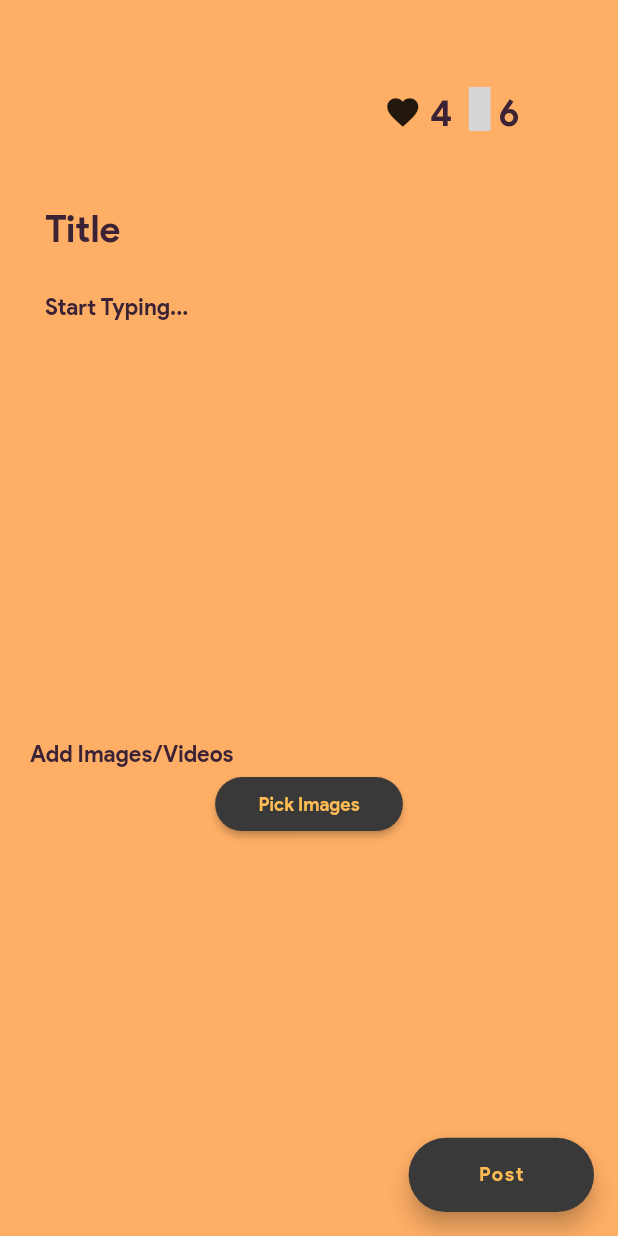
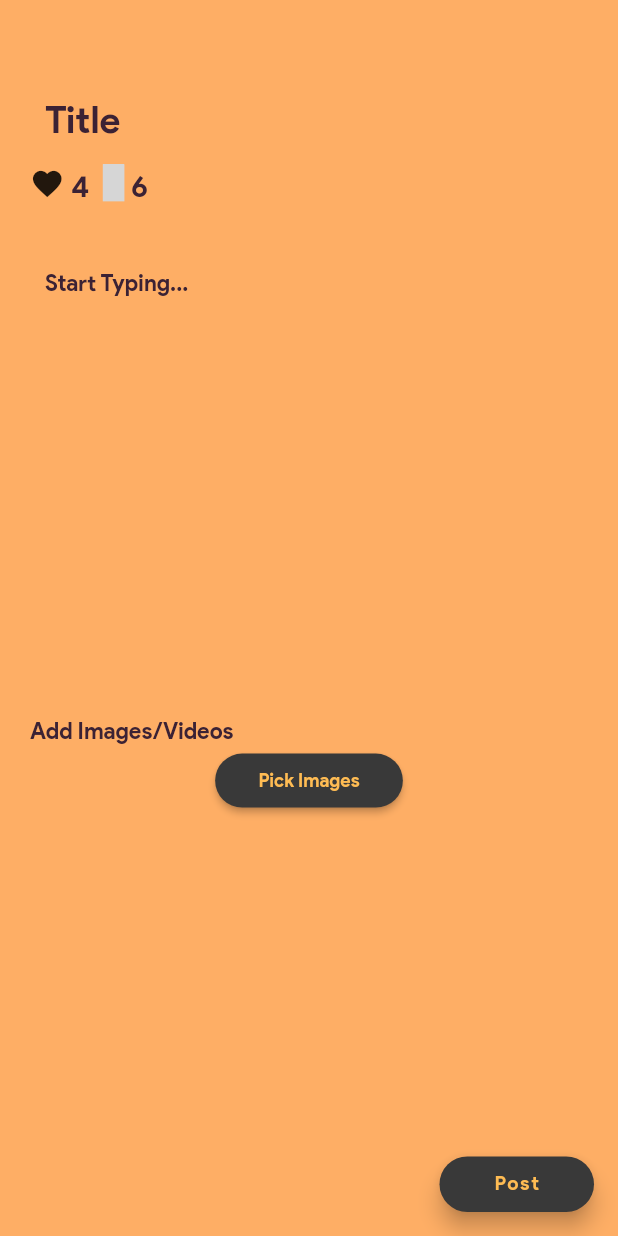
Before and after one commit to We-Equals-Awesome/Corporators_Frontend, a Flutter app: the WallFeedUpdated screen opened directly, on a phone screen of 412 x 824 dp. Run offline on Flutter 3.47's test engine with Material 2 defaults, Android fonts, the phone set to English and light mode, and no system bars; our stand-ins replace bottom_navy_bar, flutter_svg, google_maps_flutter, image_picker, permission_handler; missing offline and left inert: geocoder, multi_image_picker; grey boxes are pictures that could not be loaded.

Commit message:
Resolving issues

```diff
--- a/lib/Screens/Admin/wall_feed_updated.dart
+++ b/lib/Screens/Admin/wall_feed_updated.dart
@@ -50,9 +50,7 @@ class _WallFeedUpdatedState extends State<WallFeedUpdated> {
     return Padding(
       padding: const EdgeInsets.only(top: 10),
       child: Container(
-        height: s == 'Title'
-            ? MediaQuery.of(context).size.height * 0.07
-            : MediaQuery.of(context).size.height * 0.35,
+        height: s == 'Title' ? 40 : MediaQuery.of(context).size.height * 0.35,
         child: TextFormField(
           onEditingComplete: () {
             FocusScope.of(context).nextFocus();
@@ -60,7 +58,7 @@ class _WallFeedUpdatedState extends State<WallFeedUpdated> {
           style: s == 'Title'
               ? TextStyle(
                   color: text,
-                  fontSize: 35,
+                  fontSize: 30,
                   fontWeight: FontWeight.bold,
                   fontFamily: 'ProductSans',
                 )
@@ -152,7 +150,7 @@ class _WallFeedUpdatedState extends State<WallFeedUpdated> {
         text: n,
         style: TextStyle(
           color: text,
-          fontSize: MediaQuery.of(context).size.height * 0.03,
+          fontSize: 20,
           fontFamily: 'ProductSans',
         ));
   }
@@ -174,24 +172,23 @@ class _WallFeedUpdatedState extends State<WallFeedUpdated> {
               child: Column(
                 children: <Widget>[
                   SizedBox(height: 50),
+                  txtformfield('Title', context),
+                  SizedBox(height: 10),
                   //adding the likes and share icon in a row
-                  Padding(
-                    padding: const EdgeInsets.only(top: 8.0, left: 200),
-                    child: Container(
-                      width: 100,
+                  Container(
+                    width: MediaQuery.of(context).size.width,
                     height: 50,
                     child: RichText(
                       text: TextSpan(
                         children: [
                           WidgetSpan(
-                              child: Icon(Icons.favorite, size: 25),
+                            child: Icon(Icons.favorite, size: 23),
                           ),
                           shareLike(context, 'likes'),
                           WidgetSpan(
-                                child: SvgPicture.asset(
-                                    "Assets/icons/share.svg",
-                                    height: MediaQuery.of(context).size.height *
-                                        0.035,
+                              child: SvgPicture.asset("assets/icons/share.svg",
+                                  height:
+                                      MediaQuery.of(context).size.height * 0.03,
                                   width: MediaQuery.of(context).size.width *
                                       .035)),
                           shareLike(context, 'shares')
@@ -199,20 +196,18 @@ class _WallFeedUpdatedState extends State<WallFeedUpdated> {
                       ),
                     ),
                   ),
-                  ),
-                  txtformfield('Title', context),
+
                   txtformfield('Start Typing...', context),
                   SizedBox(height: 10),
                   textbox('Add Images/Videos', context),
-                  button('Pick Images', context),
+                  button('Pick Images', context), SizedBox(height: 10),
                   Container(
                     width: MediaQuery.of(context).size.width,
-                    height: MediaQuery.of(context).size.height * 0.2,
-                    child: GridView.count(
-                      crossAxisCount: 4,
-                      crossAxisSpacing: 10,
-                      mainAxisSpacing: 10,
-                      children: List.generate(images.length, (index) {
+                    height: 120,
+                    child: ListView.builder(
+                        itemCount: images.length,
+                        scrollDirection: Axis.horizontal,
+                        itemBuilder: (context, index) {
                           Asset asset = images[index];
                           return Stack(
                             children: <Widget>[
@@ -237,15 +232,14 @@ class _WallFeedUpdatedState extends State<WallFeedUpdated> {
                           );
                         }),
                   ),
-                  )
                 ],
               ),
             ),
           ),
         ),
         floatingActionButton: SizedBox(
-          width: MediaQuery.of(context).size.width * 0.3,
-          height: MediaQuery.of(context).size.height * 0.06,
+          width: MediaQuery.of(context).size.width * 0.25,
+          height: MediaQuery.of(context).size.height * 0.045,
           child: FloatingActionButton.extended(
             onPressed: _submitDetails,
             label: Text(
--- a/lib/Screens/Login and Signup/login_page_1.dart
+++ b/lib/Screens/Login and Signup/login_page_1.dart
@@ -197,7 +197,7 @@ class _LoginPage1State extends State<LoginPage1> {
                           style: TextStyle(
                               color: text,
                               fontSize:
-                                  MediaQuery.of(context).size.height * 0.04,
+                                  MediaQuery.of(context).size.height * 0.045,
                               fontWeight: FontWeight.bold,
                               fontFamily: 'ProductSans'),
                         ),
--- a/pubspec.yaml
+++ b/pubspec.yaml
@@ -48,7 +48,7 @@ dev_dependencies:
 flutter:
 
   uses-material-design: true
-  assets :
+  assets:
     - assets/icons/
 
 
```
Also changed, not shown: lib/Screens/Admin/wall_feed_new.dart (+8 -12 lines), lib/Screens/Navigation_Bar.dart (+12 -2 lines), lib/main.dart (+2 -14 lines), Assets/icons/user.png (added). Lines whose indentation alone changed are shown as unchanged.
